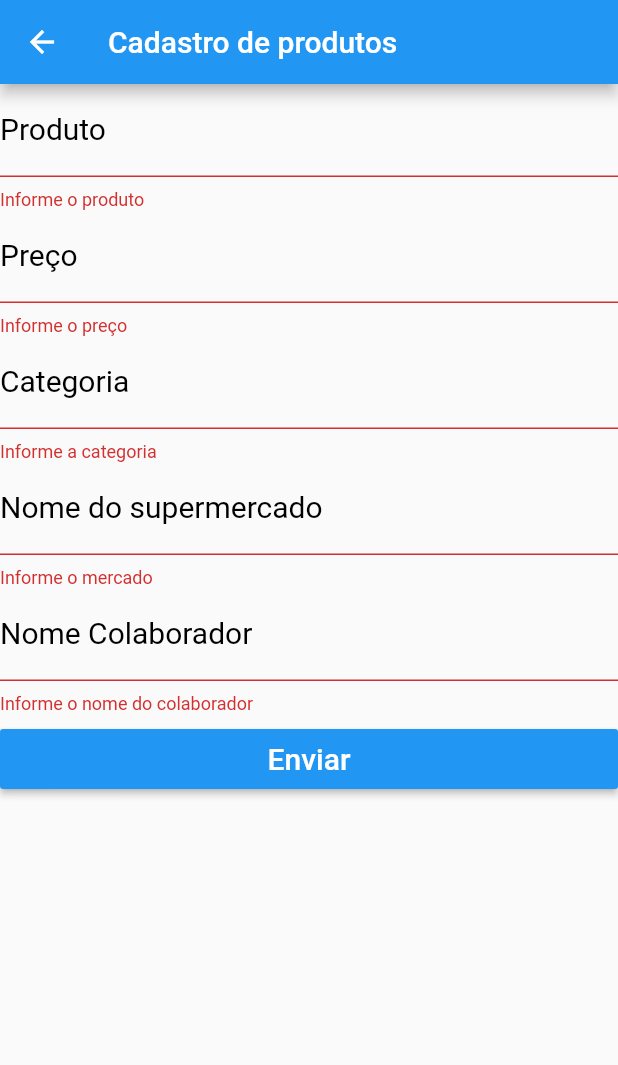
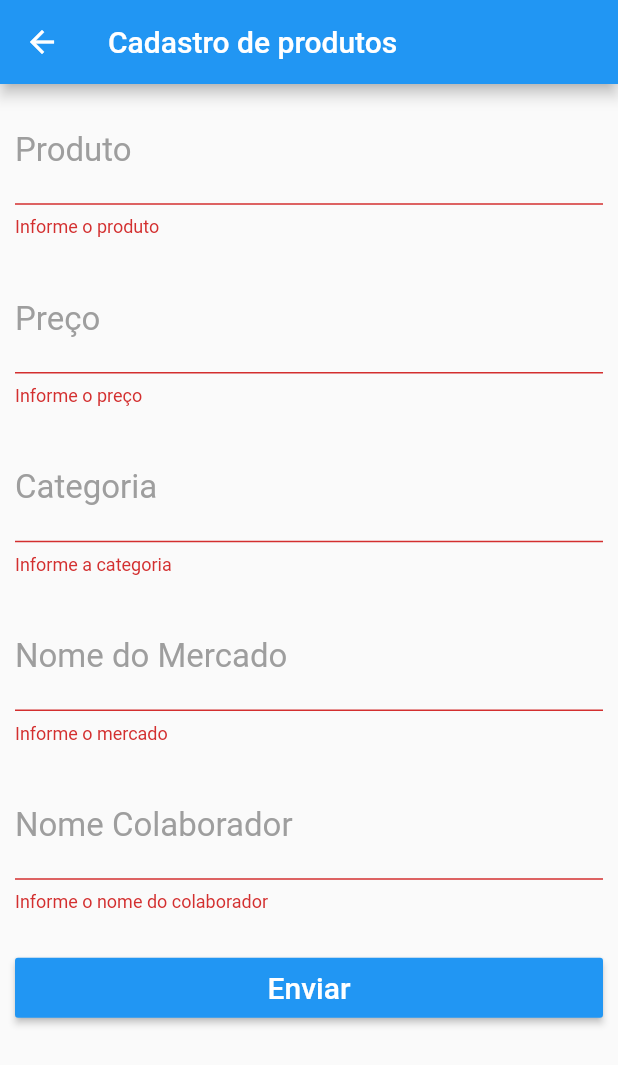
Before and after one commit to reinaldo22/app-cesta-basica, a Flutter app: the Formulario screen opened directly, after a tap on "Enviar", on a phone screen of 412 x 824 dp. Shown: the top 1065 px of the screen. Run offline on Flutter 3.47's test engine with Material 2 defaults, Android fonts, the phone set to English and light mode, and no system bars; our stand-ins replace shared_preferences; accounts and stored records are empty.

Commit message:
Melhorias de código

```diff
--- a/lib/database/mercado_api.dart
+++ b/lib/database/mercado_api.dart
@@ -2,7 +2,7 @@ import 'dart:convert' as convert;
 import 'package:cesta/model/usuario.dart';
 import 'package:http/http.dart' as http;
 import 'package:cesta/model/mercado.dart';
-import 'package:shared_preferences/shared_preferences.dart';
+
 
 class MercadoApi {
   static Future<List<Mercado>> getMercado() async {
--- a/lib/pages/homePage/form.dart
+++ b/lib/pages/homePage/form.dart
@@ -1,4 +1,7 @@
+import 'package:cesta/widgets/app_text.dart';
 import 'package:flutter/material.dart';
+
+import 'home_page.dart';
 
 class Formulario extends StatelessWidget {
   final _produto = TextEditingController();
@@ -45,6 +48,7 @@ class Formulario extends StatelessWidget {
     }
     return null;
   }
+
   String _validateNome(String text) {
     if (text.isEmpty) {
       return "Informe o nome do colaborador";
@@ -53,82 +57,61 @@ class Formulario extends StatelessWidget {
   }
 
   _bodyForm(BuildContext context) {
-    return Form(
+    return Padding(
+      padding: const EdgeInsets.all(10.0),
+      child: Form(
         key: _key,
         child: ListView(
           children: <Widget>[
-          textFormProduto(),
-          textFormpreco(),
-          textFormcategoria(),
-          textFormNomeMercado(),
-          textFormNomeColaborador(),
+            AppText("Produto", "Informe o produto",
+                validator: _validateProduto, controller: _produto),
+            SizedBox(
+              height: 20,
+            ),
+            AppText(
+              "Preço",
+              "Ex: 2.50",
+              controller: _tpreco,
+              validator: _validatePreco,
+            ),
+            SizedBox(
+              height: 20,
+            ),
+            AppText(
+              "Categoria",
+              "Ex: Comida",
+              controller: _tcategoria,
+              validator: _validatePCategoria,
+            ),
+            SizedBox(
+              height: 20,
+            ),
+            AppText(
+              "Nome do Mercado",
+              "Ex: supermercado db",
+              controller: _tnomeMercado,
+              validator: _validateMercado,
+            ),
+            SizedBox(
+              height: 20,
+            ),
+            AppText(
+              "Nome Colaborador",
+              "Ex: José da silva",
+              controller: _tNomeColaborador,
+              validator: _validateNome,
+            ),
+            SizedBox(
+              height: 20,
+            ),
             contButton(context),
           ],
+        ),
       ),
     );
   }
 
-  TextFormField textFormProduto() {
-    return TextFormField(
-      controller: _produto,
-      validator: _validateProduto,
-      style: TextStyle(color: Colors.black),
-      decoration: InputDecoration(
-          labelText: "Produto",
-          labelStyle: TextStyle(fontSize: 20.0, color: Colors.black),
-          hintText: "Informe o produto"),
-    );
-  }
-
-  TextFormField textFormpreco() {
-    return TextFormField(
-      controller: _tpreco,
-       validator: _validatePreco,
-      style: TextStyle(color: Colors.black),
-      decoration: InputDecoration(
-          labelText: "Preço",
-          labelStyle: TextStyle(fontSize: 20.0, color: Colors.black),
-          hintText: "2.50"),
-    );
-  }
-
-  TextFormField textFormcategoria() {
-    return TextFormField(
-      controller: _tcategoria,
-      validator: _validatePCategoria,
-      style: TextStyle(color: Colors.black),
-      decoration: InputDecoration(
-          labelText: "Categoria",
-          labelStyle: TextStyle(fontSize: 20.0, color: Colors.black),
-          hintText: "categoria..."),
-    );
-  }
-
-  TextFormField textFormNomeMercado() {
-    return TextFormField(
-      controller: _tnomeMercado,
-      validator: _validateMercado,
-      style: TextStyle(color: Colors.black),
-      decoration: InputDecoration(
-          labelText: "Nome do supermercado",
-          labelStyle: TextStyle(fontSize: 20.0, color: Colors.black),
-          hintText: "EX: Supermercado Db"),
-    );
-  }
-
-  TextFormField textFormNomeColaborador() {
-    return TextFormField(
-      controller: _tNomeColaborador,
-      validator: _validateNome,
-      style: TextStyle(color: Colors.black),
-      decoration: InputDecoration(
-          labelText: "Nome Colaborador",
-          labelStyle: TextStyle(fontSize: 20.0, color: Colors.black),
-          hintText: "EX: José da silva"),
-    );
-  }
-
-  contButton(context) {
+  Widget contButton(context) {
     return Container(
       height: 40.0,
       margin: EdgeInsets.only(top: 10.0),
@@ -140,13 +123,20 @@ class Formulario extends StatelessWidget {
         ),
         onPressed: () {
           _onClickEnviado(context);
+          if(!_key.currentState.validate()){
+           return;
+          }else{
+             Navigator.pop(
+              context, MaterialPageRoute(builder: (context) => HomePage()));
+          }
+
         },
       ),
     );
   }
 
   _onClickEnviado(context) {
-     if(!_key.currentState.validate()) {
+    if (!_key.currentState.validate()) {
       return;
     }
 
--- a/lib/pages/homePage/home_page.dart
+++ b/lib/pages/homePage/home_page.dart
@@ -1,6 +1,7 @@
 import 'package:cesta/blocs/mercado_bloc.dart';
 import 'package:cesta/model/mercado.dart';
 import 'package:cesta/pages/homePage/form.dart';
+import 'package:cesta/widgets/text.dart';
 import 'package:flutter/material.dart';
 
 import 'drawer.dart';
@@ -83,16 +84,10 @@ class _HomePageState extends State<HomePage> {
                 child: Column(
                   crossAxisAlignment: CrossAxisAlignment.start,
                   children: <Widget>[
-                    Text(
-                      "Produto:" + m.produto,
-                      style: TextStyle(fontSize: 20),
-                    ),
-                    Text("Mercado:" + m.nomeMercado,
-                        style: TextStyle(fontSize: 20)),
-                    Text("Colaborador:" + m.colaborador,
-                        style: TextStyle(fontSize: 20)),
-                    Text("Preço: " + m.preco.toString(),
-                        style: TextStyle(fontSize: 20)),
+                    text("Mercado: " + m.nomeMercado, fontSize: 20),
+                    text("Produto: " + m.produto, fontSize: 20),
+                    text("Colaborador: " + m.colaborador, fontSize: 20),
+                    text("Preço: " + m.preco.toString(), fontSize: 20),
                   ],
                 ),
               ),
--- /dev/null
+++ b/lib/widgets/app_botoes.dart
@@ -0,0 +1,24 @@
+import 'package:flutter/material.dart';
+
+class AppButton extends StatelessWidget {
+
+  String text;
+  Function onPressed;
+
+  AppButton(this.text, {this.onPressed});
+
+  @override
+  Widget build(BuildContext context) {
+    return Container(
+      height: 46,
+      child: RaisedButton(
+        color: Colors.blue,
+        child: Text(
+          text,
+          style: TextStyle(color: Colors.white, fontSize: 22),
+        ),
+        onPressed: onPressed,
+      ),
+    );
+  }
+}
--- a/lib/widgets/app_text.dart
+++ b/lib/widgets/app_text.dart
@@ -40,7 +40,7 @@ class AppText extends StatelessWidget {
       },
       style: TextStyle(
         fontSize: 22,
-        color: Colors.blue,
+        color: Colors.black,
       ),
       decoration: InputDecoration(
 //        border: OutlineInputBorder(
--- /dev/null
+++ b/lib/widgets/text.dart
@@ -0,0 +1,17 @@
+import 'package:flutter/material.dart';
+
+Text text(
+  String s, {
+  double fontSize = 16,
+  color = Colors.black,
+  bold = false,
+}) {
+  return Text(
+    s ?? "",
+    style: TextStyle(
+      fontSize: fontSize,
+      color: color,
+      fontWeight: bold ? FontWeight.bold : FontWeight.normal,
+    ),
+  );
+}
```
Lines whose indentation alone changed are shown as unchanged.
